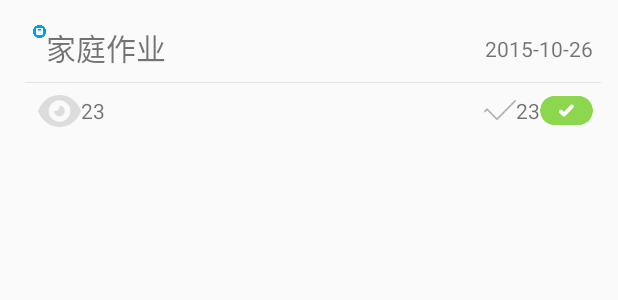
After one commit to PaladinBoys/taneiwai, an Android app: the layout item_subclass_layout.xml on its own in the app's theme, with its tools: preview values and no code run, on a phone screen of 412 x 824 dp. The commit adds this screen. Shown: the top 300 px of the screen. Run offline under Robolectric (Android 15) with nearby library versions, the phone set to English and light mode, and no system bars.

Commit message:
主页适配器（未完)

```diff
--- /dev/null
+++ b/app/src/main/res/layout/item_subclass_layout.xml
@@ -0,0 +1,92 @@
+<?xml version="1.0" encoding="utf-8"?>
+<LinearLayout xmlns:android="http://schemas.android.com/apk/res/android"
+              android:layout_width="match_parent"
+              android:layout_height="match_parent"
+              android:background="@color/transparent"
+              android:padding="@dimen/x20">
+
+
+        <RelativeLayout
+            android:id="@+id/item_rl"
+            android:layout_width="match_parent"
+            android:layout_height="match_parent"
+            android:layout_marginLeft="@dimen/x10" >
+
+            <ImageView
+                android:id="@+id/type_icon"
+                android:layout_width="@dimen/x15"
+                android:layout_height="@dimen/x15"
+                android:layout_marginLeft="@dimen/x10"
+                android:layout_marginTop="@dimen/x10"
+                android:src="@drawable/exercise_icon"
+                android:contentDescription="@string/app_name"/>
+
+            <TextView
+                android:id="@+id/type_tv"
+                android:layout_width="wrap_content"
+                android:layout_height="wrap_content"
+                android:layout_toRightOf="@id/type_icon"
+                android:layout_marginTop="@dimen/x10"
+                android:textSize="20sp"
+                android:text="家庭作业"/>
+
+            <TextView
+                android:id="@+id/time_tv"
+                android:layout_width="wrap_content"
+                android:layout_height="wrap_content"
+                android:layout_alignParentRight="true"
+                android:layout_marginRight="@dimen/x10"
+                android:layout_marginTop="@dimen/x20"
+                android:text="2015-10-26"/>
+
+            <LinearLayout
+                android:id="@+id/subject_content"
+                android:layout_width="match_parent"
+                android:layout_height="wrap_content"
+                android:layout_below="@id/type_tv"
+                android:layout_marginTop="@dimen/x10"
+                android:orientation="vertical" />
+
+            <View
+                android:id="@+id/line"
+                android:layout_below="@id/subject_content"
+                android:layout_marginTop="@dimen/x5"
+                android:layout_marginBottom="@dimen/x5"
+                style="@style/line_style" />
+
+            <RelativeLayout
+                android:id="@+id/buttom_ll"
+                android:layout_width="match_parent"
+                android:layout_height="@dimen/y60"
+                android:layout_below="@id/line">
+
+                <ImageView
+                    android:id="@+id/btn_iv"
+                    android:layout_width="@dimen/x63"
+                    android:layout_height="@dimen/x35"
+                    android:layout_alignParentRight="true"
+                    android:layout_marginRight="@dimen/x10"
+                    android:layout_centerVertical="true"
+                    android:contentDescription="@string/app_name"
+                    android:src="@drawable/right_btn_icon"/>
+
+                <TextView
+                    android:id="@+id/watch_tv"
+                    style="@style/wrap_text"
+                    android:drawableLeft="@drawable/eye_icon"
+                    android:layout_centerVertical="true"
+                    android:layout_alignParentLeft="true"
+                    android:layout_marginLeft="@dimen/x15"
+                    android:text="23" />
+
+                <TextView
+                    android:id="@+id/right_tv"
+                    style="@style/wrap_text"
+                    android:layout_toLeftOf="@id/btn_iv"
+                    android:layout_centerVertical="true"
+                    android:drawableLeft="@drawable/right_icon"
+                    android:text="23" />
+
+            </RelativeLayout>
+        </RelativeLayout>
+</LinearLayout>
--- a/app/src/main/res/values/colors.xml
+++ b/app/src/main/res/values/colors.xml
@@ -11,4 +11,9 @@
 
     <color name="day_line_color">#e7e7e7</color>
     <color name="day_windows_bg">#fafafa</color>
+
+    <color name="background_color">#ebebeb</color>
+    <color name="transparent">#00ffffff</color>
+
+    <color name="line_color">#e5e5e5</color>
 </resources>
--- a/app/src/main/res/values/styles.xml
+++ b/app/src/main/res/values/styles.xml
@@ -55,4 +55,15 @@
         <item name="android:textColor">@color/viewpage_selector_slide_title</item>
         <item name="android:textSize">17sp</item>
     </style>
+
+    <style name="line_style">
+        <item name="android:background">@color/line_color</item>
+        <item name="android:layout_height">@dimen/x1</item>
+        <item name="android:layout_width">match_parent</item>
+    </style>
+
+    <style name="wrap_text" parent="wrap_wrap">
+        <item name="android:textSize">14sp</item>
+        <item name="android:gravity">center_vertical</item>
+    </style>
 </resources>
```
Also changed, not shown: app/src/main/java/com/taneiwai/app/adapter/SubclassAdapter.java (added, +104 -0 lines), app/src/main/java/com/taneiwai/app/fragment/SubclassFragment.java (+16 -3 lines), app/src/main/java/com/taneiwai/app/model/ClassInfo.java (added, +25 -0 lines), app/src/main/java/com/taneiwai/app/model/Subject.java (added, +14 -0 lines), app/src/main/java/com/taneiwai/app/widget/drawable/ItemBackgroundDrawable.java (added, +118 -0 lines), app/src/main/res/drawable/class_item_backgound.xml (added, +8 -0 lines), app/src/main/res/layout/layout_fragment_classes.xml (+14 -7 lines), app/src/main/res/drawable-xhdpi/exercise_icon.png (added), app/src/main/res/drawable-xhdpi/eye_icon.png (added), app/src/main/res/drawable-xhdpi/notice_school.png (added), app/src/main/res/drawable-xhdpi/right_btn_icon.png (added), app/src/main/res/drawable-xhdpi/right_icon.png (added), 1 other file.
